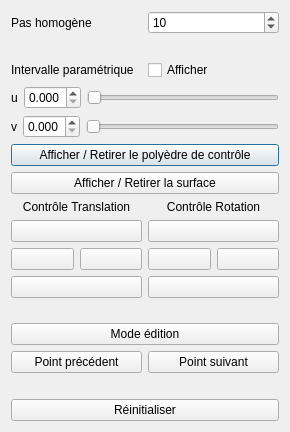
This is settings.ui in Anthiel/CetS3D_TP2 as Qt 5 draws it before an edit. The edited form follows.
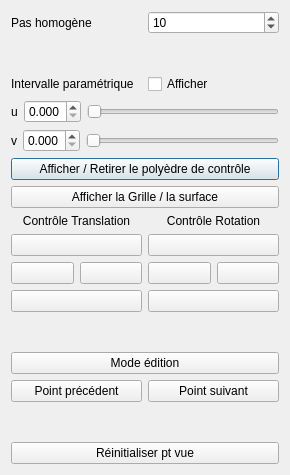
This is the edited form.

The edit to the form file:
```diff
--- a/settings.ui
+++ b/settings.ui
@@ -7,7 +7,7 @@
     <x>0</x>
     <y>0</y>
     <width>290</width>
-    <height>432</height>
+    <height>475</height>
    </rect>
   </property>
   <property name="windowTitle">
@@ -163,7 +163,7 @@
      <item>
       <widget class="QPushButton" name="displaySurface">
        <property name="text">
-        <string>Afficher / Retirer la surface</string>
+        <string>Afficher la Grille / la surface</string>
        </property>
       </widget>
      </item>
@@ -317,7 +317,7 @@
      <item>
       <widget class="QPushButton" name="resetButton">
        <property name="text">
-        <string>Réinitialiser</string>
+        <string>Réinitialiser pt vue</string>
        </property>
       </widget>
      </item>
```
